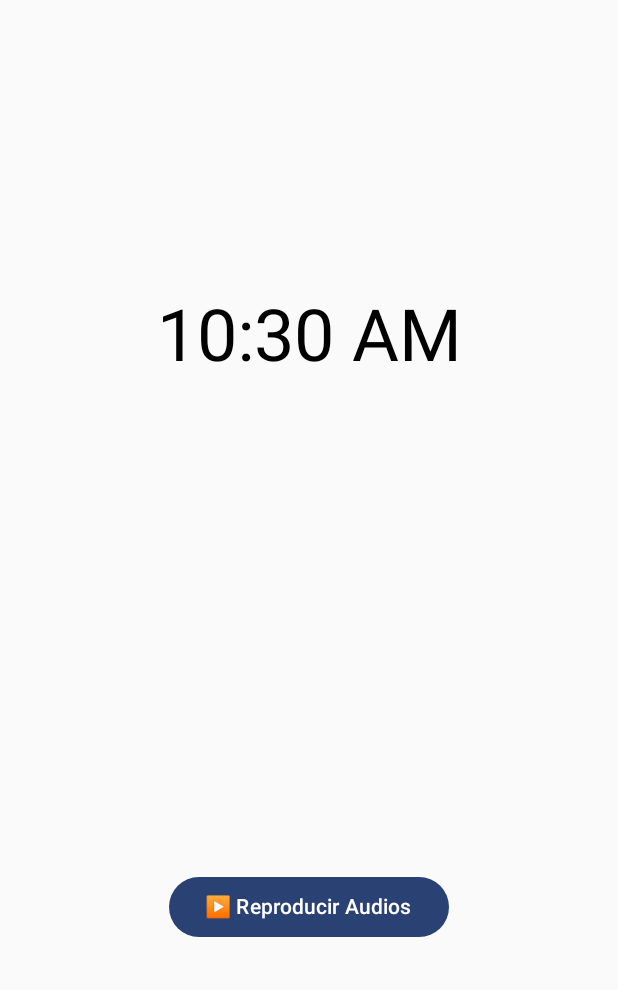
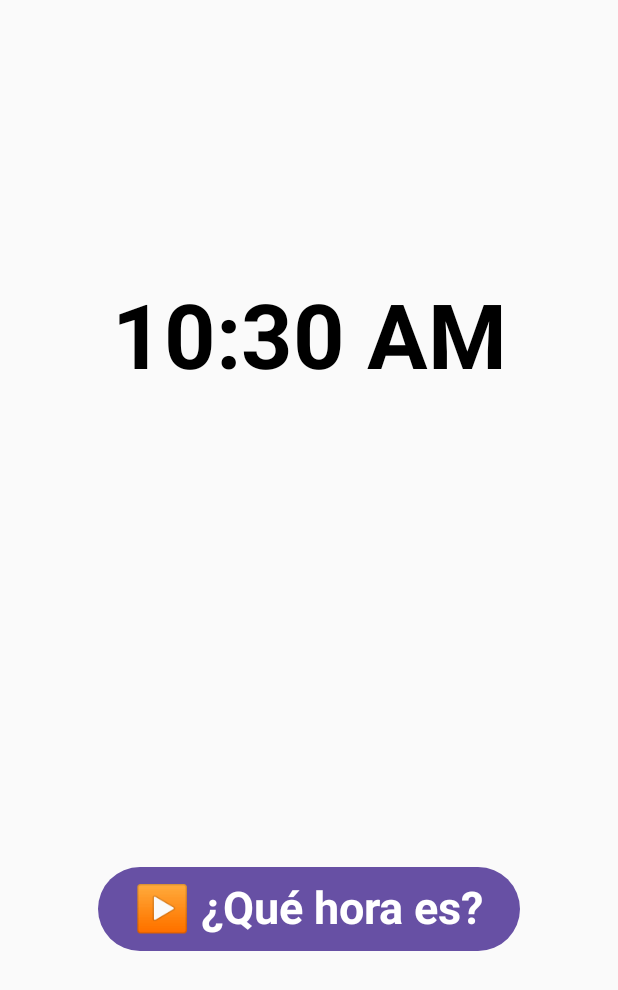
Before and after one commit to troyeta05/ReloSonix, an Android app built with Jetpack Compose: the screen it shows after launch (MainActivity), on a phone screen of 412 x 824 dp. Shown: the top 990 px of the screen. Run offline under Robolectric (Android 15) with nearby library versions, the phone set to English and light mode, and no system bars.

Commit message:
Commit: Componentes Modulares de RoleSonix

```diff
--- a/ReloSonix/app/src/main/java/com/tzilacatzin/relosonix/MainActivity.kt
+++ b/ReloSonix/app/src/main/java/com/tzilacatzin/relosonix/MainActivity.kt
@@ -7,16 +7,13 @@ import androidx.activity.ComponentActivity
 import androidx.activity.compose.setContent
 import androidx.activity.enableEdgeToEdge
 import androidx.compose.foundation.layout.*
-import androidx.compose.material3.*
 import androidx.compose.runtime.*
 import androidx.compose.ui.Alignment
 import androidx.compose.ui.Modifier
-import androidx.compose.ui.platform.LocalContext
 import androidx.compose.ui.tooling.preview.Preview
 import androidx.compose.ui.unit.dp
-import androidx.compose.ui.unit.sp
-import com.tzilacatzin.relosonix.ui.theme.ReloSonixTheme
-import kotlinx.coroutines.delay
+import com.tzilacatzin.relosonix.ui.BotonReproducir
+import com.tzilacatzin.relosonix.ui.ReloSonixClock
 import java.text.SimpleDateFormat
 import java.util.*
 
@@ -25,32 +22,18 @@ class MainActivity : ComponentActivity() {
         super.onCreate(savedInstanceState)
         enableEdgeToEdge()
         setContent {
-            ReloSonixTheme {
-                UIPrincipal()
-            }
+            UIPrincipal()
         }
     }
 }
 
 @Composable
 fun UIPrincipal() {
-    val context = LocalContext.current
-
     val listaGenerico = listOf(R.raw.audiogenerico)
 
     val listaHoras = listOf(
-        R.raw.la1,
-        R.raw.las2,
-        R.raw.las3,
-        R.raw.las4,
-        R.raw.las5,
-        R.raw.las6,
-        R.raw.las7,
-        R.raw.las8,
-        R.raw.las9,
-        R.raw.las10,
-        R.raw.las11,
-        R.raw.las12
+        R.raw.la1, R.raw.las2, R.raw.las3, R.raw.las4, R.raw.las5, R.raw.las6,
+        R.raw.las7, R.raw.las8, R.raw.las9, R.raw.las10, R.raw.las11, R.raw.las12
     )
 
     val listaMin = listOf(
@@ -81,45 +64,13 @@ fun UIPrincipal() {
         horizontalAlignment = Alignment.CenterHorizontally
     ) {
         ReloSonixClock()
-        Button(onClick = {
-            val (hora, minuto) = getHoraYMinuto()
-            val parteDita = getParteDelDia()
-
-            val secuencia = listOf(
-                listaGenerico[0],
-                listaHoras[hora - 1],
-                listaMin[minuto],
-                listaParteDia[parteDita] ?: return@Button
-            )
-
-            reproducirAudiosEnOrden(context, secuencia)
-        }) {
-            Text("▶️ Reproducir Audios")
-        }
+        BotonReproducir(
+            listaGenerico = listaGenerico,
+            listaHoras = listaHoras,
+            listaMin = listaMin,
+            listaParteDia = listaParteDia
+        )
     }
-}
-
-@Composable
-fun ReloSonixClock() {
-    var currentTime by remember { mutableStateOf(getFormattedTime()) }
-
-    LaunchedEffect(Unit) {
-        while (true) {
-            currentTime = getFormattedTime()
-            delay(1000)
-        }
-    }
-
-    Text(
-        text = currentTime,
-        fontSize = 48.sp,
-        style = MaterialTheme.typography.headlineLarge
-    )
-}
-
-fun getFormattedTime(): String {
-    val sdf = SimpleDateFormat("hh:mm a", Locale.getDefault())
-    return sdf.format(Date())
 }
 
 fun getParteDelDia(): String {
@@ -155,7 +106,5 @@ fun reproducirAudiosEnOrden(context: Context, lista: List<Int>, index: Int = 0)
 @Preview(showBackground = true)
 @Composable
 fun UIPrincipalPreview() {
-    ReloSonixTheme {
-        UIPrincipal()
-    }
+    UIPrincipal()
 }
--- /dev/null
+++ b/ReloSonix/app/src/main/java/com/tzilacatzin/relosonix/ui/BotonReproducir.kt
@@ -0,0 +1,39 @@
+package com.tzilacatzin.relosonix.ui
+
+import androidx.compose.material3.*
+import androidx.compose.runtime.Composable
+import androidx.compose.ui.platform.LocalContext
+import androidx.compose.ui.text.font.FontWeight
+import androidx.compose.ui.unit.sp
+import com.tzilacatzin.relosonix.*
+
+@Composable
+fun BotonReproducir(
+    listaGenerico: List<Int>,
+    listaHoras: List<Int>,
+    listaMin: List<Int>,
+    listaParteDia: Map<String, Int>
+) {
+    val context = LocalContext.current
+
+    Button(onClick = {
+        val (hora, minuto) = getHoraYMinuto()
+        val parteDita = getParteDelDia()
+
+        val secuencia = listOf(
+            listaGenerico[0],
+            listaHoras[hora - 1],
+            listaMin[minuto],
+            listaParteDia[parteDita] ?: return@Button
+        )
+
+        reproducirAudiosEnOrden(context, secuencia)
+    }) {
+        Text(
+            "▶️ ¿Qué hora es?",
+            fontSize = 30.sp,
+            fontWeight = FontWeight.Bold,
+            style = MaterialTheme.typography.headlineLarge
+        )
+    }
+}
--- /dev/null
+++ b/ReloSonix/app/src/main/java/com/tzilacatzin/relosonix/ui/ReloSonixClock.kt
@@ -0,0 +1,33 @@
+package com.tzilacatzin.relosonix.ui
+
+import androidx.compose.material3.*
+import androidx.compose.runtime.*
+import androidx.compose.ui.text.font.FontWeight
+import androidx.compose.ui.unit.sp
+import kotlinx.coroutines.delay
+import java.text.SimpleDateFormat
+import java.util.*
+
+@Composable
+fun ReloSonixClock() {
+    var currentTime by remember { mutableStateOf(getFormattedTime()) }
+
+    LaunchedEffect(Unit) {
+        while (true) {
+            currentTime = getFormattedTime()
+            delay(1000)
+        }
+    }
+
+    Text(
+        text = currentTime,
+        fontSize = 60.sp,
+        fontWeight = FontWeight.Bold,
+        style = MaterialTheme.typography.headlineLarge
+    )
+}
+
+fun getFormattedTime(): String {
+    val sdf = SimpleDateFormat("hh:mm a", Locale.getDefault())
+    return sdf.format(Date())
+}
--- a/ReloSonix/app/src/main/java/com/tzilacatzin/relosonix/ui/theme/Color.kt
+++ /dev/null
@@ -1,11 +0,0 @@
-package com.tzilacatzin.relosonix.ui.theme
-
-import androidx.compose.ui.graphics.Color
-
-val Purple80 = Color(0xFFD0BCFF)
-val PurpleGrey80 = Color(0xFFCCC2DC)
-val Pink80 = Color(0xFFEFB8C8)
-
-val Purple40 = Color(0xFF6650a4)
-val PurpleGrey40 = Color(0xFF625b71)
-val Pink40 = Color(0xFF7D5260)
--- a/ReloSonix/app/src/main/java/com/tzilacatzin/relosonix/ui/theme/Theme.kt
+++ /dev/null
@@ -1,58 +0,0 @@
-package com.tzilacatzin.relosonix.ui.theme
-
-import android.app.Activity
-import android.os.Build
-import androidx.compose.foundation.isSystemInDarkTheme
-import androidx.compose.material3.MaterialTheme
-import androidx.compose.material3.darkColorScheme
-import androidx.compose.material3.dynamicDarkColorScheme
-import androidx.compose.material3.dynamicLightColorScheme
-import androidx.compose.material3.lightColorScheme
-import androidx.compose.runtime.Composable
-import androidx.compose.ui.platform.LocalContext
-
-private val DarkColorScheme = darkColorScheme(
-    primary = Purple80,
-    secondary = PurpleGrey80,
-    tertiary = Pink80
-)
-
-private val LightColorScheme = lightColorScheme(
-    primary = Purple40,
-    secondary = PurpleGrey40,
-    tertiary = Pink40
-
-    /* Other default colors to override
-    background = Color(0xFFFFFBFE),
-    surface = Color(0xFFFFFBFE),
-    onPrimary = Color.White,
-    onSecondary = Color.White,
-    onTertiary = Color.White,
-    onBackground = Color(0xFF1C1B1F),
-    onSurface = Color(0xFF1C1B1F),
-    */
-)
-
-@Composable
-fun ReloSonixTheme(
-    darkTheme: Boolean = isSystemInDarkTheme(),
-    // Dynamic color is available on Android 12+
-    dynamicColor: Boolean = true,
-    content: @Composable () -> Unit
-) {
-    val colorScheme = when {
-        dynamicColor && Build.VERSION.SDK_INT >= Build.VERSION_CODES.S -> {
-            val context = LocalContext.current
-            if (darkTheme) dynamicDarkColorScheme(context) else dynamicLightColorScheme(context)
-        }
-
-        darkTheme -> DarkColorScheme
-        else -> LightColorScheme
-    }
-
-    MaterialTheme(
-        colorScheme = colorScheme,
-        typography = Typography,
-        content = content
-    )
-}
--- a/ReloSonix/app/src/main/java/com/tzilacatzin/relosonix/ui/theme/Type.kt
+++ /dev/null
@@ -1,34 +0,0 @@
-package com.tzilacatzin.relosonix.ui.theme
-
-import androidx.compose.material3.Typography
-import androidx.compose.ui.text.TextStyle
-import androidx.compose.ui.text.font.FontFamily
-import androidx.compose.ui.text.font.FontWeight
-import androidx.compose.ui.unit.sp
-
-// Set of Material typography styles to start with
-val Typography = Typography(
-    bodyLarge = TextStyle(
-        fontFamily = FontFamily.Default,
-        fontWeight = FontWeight.Normal,
-        fontSize = 16.sp,
-        lineHeight = 24.sp,
-        letterSpacing = 0.5.sp
-    )
-    /* Other default text styles to override
-    titleLarge = TextStyle(
-        fontFamily = FontFamily.Default,
-        fontWeight = FontWeight.Normal,
-        fontSize = 22.sp,
-        lineHeight = 28.sp,
-        letterSpacing = 0.sp
-    ),
-    labelSmall = TextStyle(
-        fontFamily = FontFamily.Default,
-        fontWeight = FontWeight.Medium,
-        fontSize = 11.sp,
-        lineHeight = 16.sp,
-        letterSpacing = 0.5.sp
-    )
-    */
-)
```
